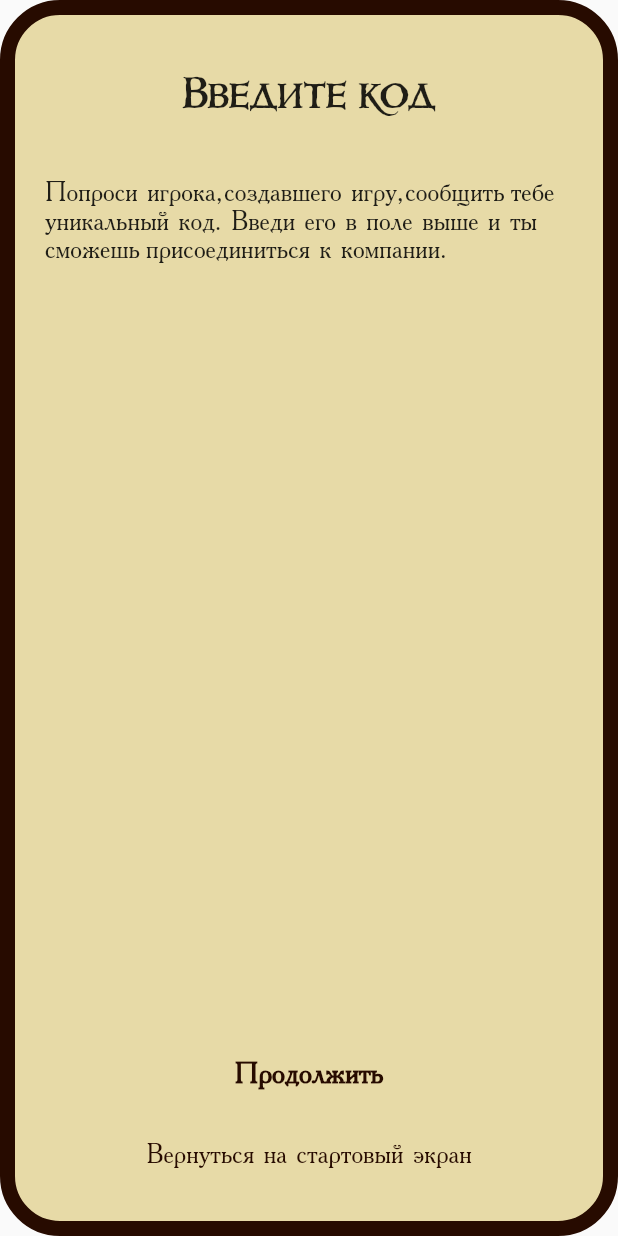
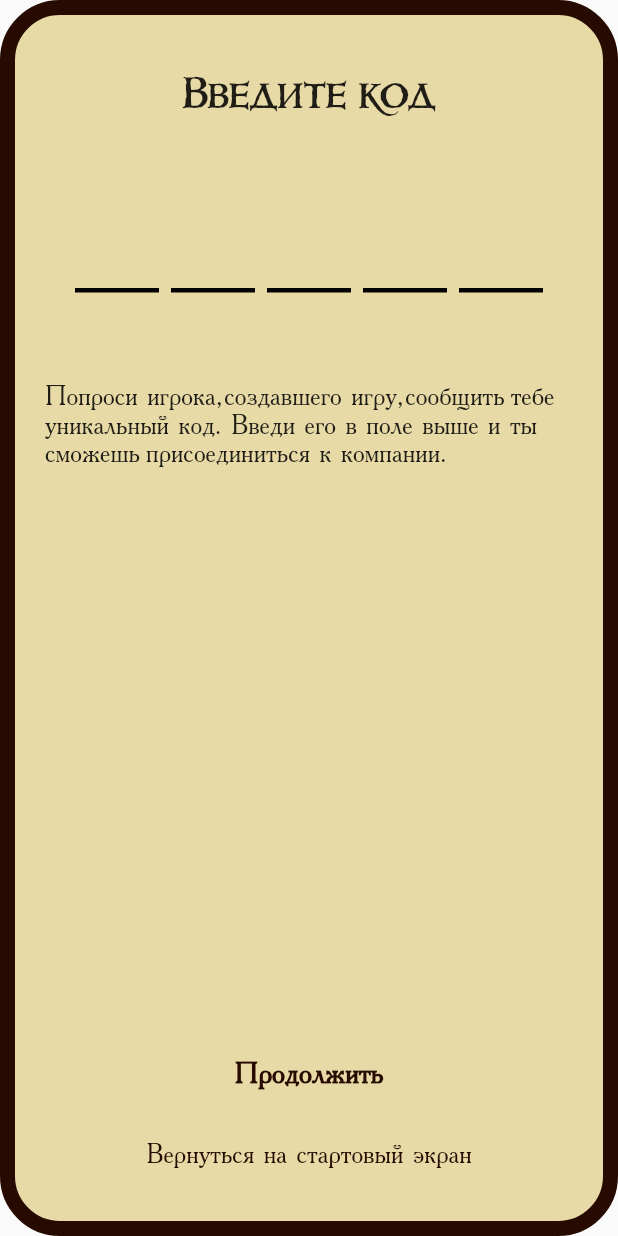
Before and after one commit to daiedy/munchkin_notebook, a Flutter app: the EnterCodePage screen opened by its route, on a phone screen of 412 x 824 dp. Run offline on Flutter 3.47's test engine with Material 2 defaults, Android fonts, the phone set to English and light mode, and no system bars; drawn by our look-alikes of pinput; our stand-ins replace auto_route; generated files the repository leaves out were written again.

Commit message:
добавлен пакет pininput и создан виджет для ввода кода

```diff
--- a/lib/features/enter_code/presentation/enter_code.dart
+++ b/lib/features/enter_code/presentation/enter_code.dart
@@ -3,6 +3,7 @@ import 'package:flutter/material.dart';
 import 'package:munchkin_notebook1/features/base_page/presentation/base_page.dart';
 import 'package:flutter_gen/gen_l10n/app_localizations.dart';
 import 'package:munchkin_notebook1/features/common_text/presentation/common_text.dart';
+import 'package:munchkin_notebook1/features/enter_code/presentation/game_code_input.dart';
 import 'package:munchkin_notebook1/navigation/router.gr.dart';
 import '../../primary_button/presentation/primary_button.dart';
 import '../../secondary_button/presentation/secondary_button.dart';
@@ -16,6 +17,7 @@ class EnterCodePage extends StatelessWidget {
     return BasePage(
         title: AppLocalizations.of(context)!.enter_code_title,
         body: Column(children: [
+          const GameCodeInput(),
           CommonText(AppLocalizations.of(context)!.enter_code_text)
         ]),
         actions: Column(
--- /dev/null
+++ b/lib/features/enter_code/presentation/game_code_input.dart
@@ -0,0 +1,77 @@
+import 'package:flutter/material.dart';
+import 'package:munchkin_notebook1/core/ui/constants/app_colors.dart';
+import 'package:pinput/pinput.dart';
+
+class GameCodeInput extends StatefulWidget {
+  const GameCodeInput({super.key});
+
+  @override
+  State<GameCodeInput> createState() => _GameCodeInputState();
+}
+
+class _GameCodeInputState extends State<GameCodeInput> {
+  TextEditingController gameCodeController = TextEditingController();
+  String gameCode = '';
+
+  @override
+  void dispose() {
+    gameCodeController.dispose();
+
+    super.dispose();
+  }
+
+  @override
+  void initState() {
+    super.initState();
+
+    gameCodeController.addListener(changeGameCode);
+  }
+
+  void changeGameCode() {
+    setState(() {
+      gameCode = gameCodeController.text;
+    });
+  }
+
+  @override
+  Widget build(BuildContext context) {
+    const double inputWidth = 56;
+    const double inputHeight = 56;
+    const double underlineWidth = 3;
+
+    const focusedPinTheme = PinTheme(
+        width: inputWidth,
+        height: inputHeight,
+        textStyle: TextStyle(fontSize: 48, color: AppColors.contentColor));
+
+    const defaultPinTheme = PinTheme(
+        width: inputWidth,
+        height: inputHeight,
+        textStyle: TextStyle(fontSize: 48, color: AppColors.contentColor),
+        decoration: BoxDecoration(
+            border: Border(bottom: BorderSide(width: underlineWidth))));
+
+    final cursor = Column(
+      mainAxisAlignment: MainAxisAlignment.end,
+      children: [
+        Container(
+          width: inputWidth,
+          height: underlineWidth,
+          decoration: const BoxDecoration(
+            color: AppColors.contentColor,
+          ),
+        ),
+      ],
+    );
+
+    return Padding(
+      padding: const EdgeInsets.symmetric(vertical: 40),
+      child: Pinput(
+          controller: gameCodeController,
+          cursor: cursor,
+          defaultPinTheme: defaultPinTheme,
+          focusedPinTheme: focusedPinTheme,
+          length: 5),
+    );
+  }
+}
--- a/pubspec.yaml
+++ b/pubspec.yaml
@@ -35,6 +35,7 @@ dependencies:
   flutter_localizations:
     sdk: flutter
   intl: any
+  pinput: ^2.2.31
 
 dev_dependencies:
   auto_route_generator: ^6.2.0
```
Also changed, not shown: pubspec.lock, 7 other files.
